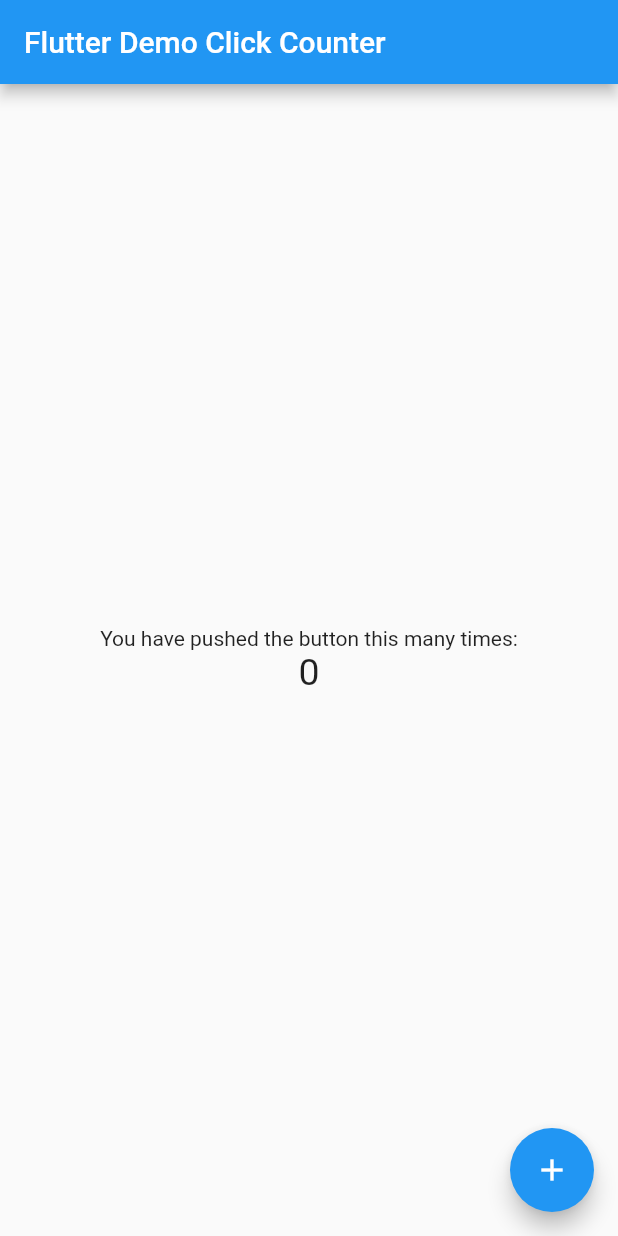
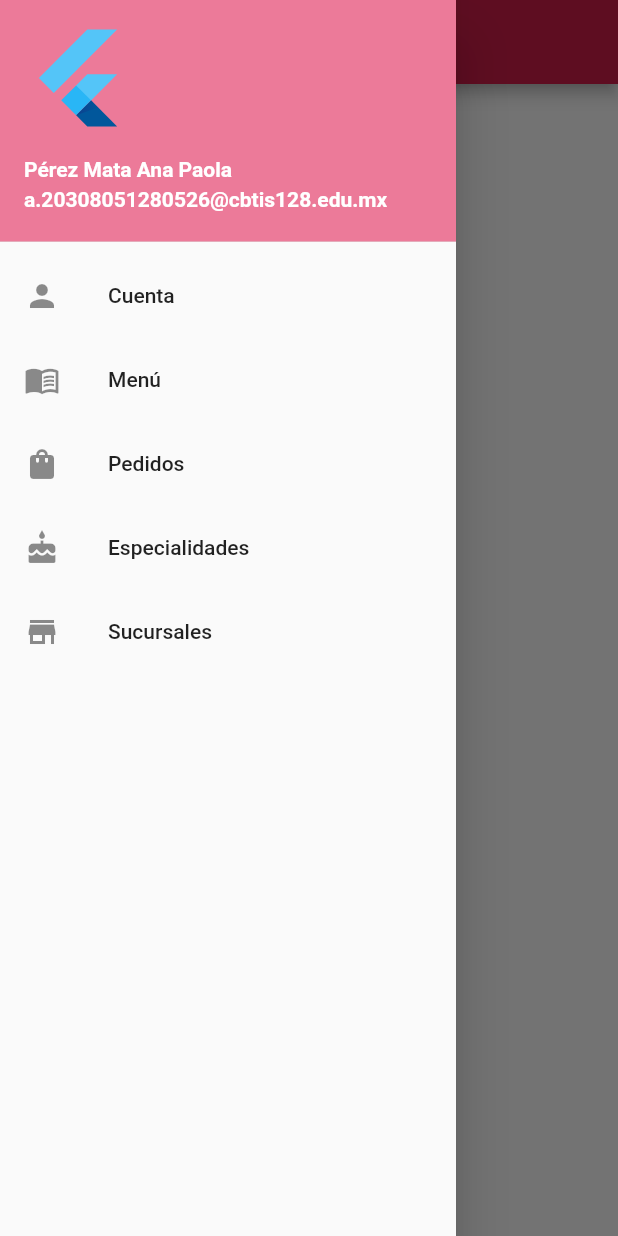
Before and after one commit to anapaomat/DrawerFlutLab, a Flutter app: the screen it shows after launch, with the side drawer open (before the commit the screen has no drawer), on a phone screen of 412 x 824 dp. Run offline on Flutter 3.47's test engine with Material 2 defaults, Android fonts, the phone set to English and light mode, and no system bars.

Commit message:
drawer v2

```diff
--- a/lib/main.dart
+++ b/lib/main.dart
@@ -4,7 +4,7 @@ void main() => runApp(MyApp());
 
 class MyApp extends StatelessWidget {
   const MyApp({super.key});
-  static const String _title = 'Flutter Stateful Clicker Counter';
+  static const String _title = 'Drawer Flutter ';
   // This widget is the root of your application.
   @override
   Widget build(BuildContext context) {
@@ -13,6 +13,7 @@ class MyApp extends StatelessWidget {
       theme: ThemeData(
         primarySwatch: Colors.blue,
       ),
+      debugShowCheckedModeBanner: false,
       home: MyHomePage(),
     );
   }
@@ -20,71 +21,96 @@ class MyApp extends StatelessWidget {
 
 class MyHomePage extends StatefulWidget {
   const MyHomePage({super.key});
-  // This widget is the home page of your application. It is stateful, meaning
-  // that it has a State object (defined below) that contains fields that affect
-  // how it looks.
-  // This class is the configuration for the state.
   @override
   _MyHomePageState createState() => _MyHomePageState();
 }
 
 class _MyHomePageState extends State<MyHomePage> {
-  int _counter = 0;
-
-  void _incrementCounter() {
-    setState(() {
-      // This call to setState tells the Flutter framework that something has
-      // changed in this State, which causes it to rerun the build method below
-      // so that the display can reflect the updated values. If we changed
-      // _counter without calling setState(), then the build method would not be
-      // called again, and so nothing would appear to happen.
-      _counter++;
-    });
-  }
-
   @override
   Widget build(BuildContext context) {
-    // This method is rerun every time setState is called, for instance as done
-    // by the _incrementCounter method above.
-    //
-    // The Flutter framework has been optimized to make rerunning build methods
-    // fast, so that you can just rebuild anything that needs updating rather
-    // than having to individually change instances of widgets.
     return Scaffold(
       appBar: AppBar(
-        // Here we take the value from the MyHomePage object that was created by
-        // the App.build method, and use it to set our appbar title.
-        title: Text('Flutter Demo Click Counter'),
+        title: Text('Act 3 Drawer Perez'),
+        backgroundColor: const Color(0xffcd1c48),
       ),
-      body: Center(
-        // Center is a layout widget. It takes a single child and positions it
-        // in the middle of the parent.
-        child: Column(
-          // Column is also a layout widget. It takes a list of children and
-          // arranges them vertically. By default, it sizes itself to fit its
-          // children horizontally, and tries to be as tall as its parent.
-          //
-          // Column has various properties to control how it sizes itself and
-          // how it positions its children. Here we use mainAxisAlignment to
-          // center the children vertically; the main axis here is the vertical
-          // axis because Columns are vertical (the cross axis would be
-          // horizontal).
-          mainAxisAlignment: MainAxisAlignment.center,
-          children: <Widget>[
-            Text(
-              'You have pushed the button this many times:',
+      drawer: Drawer(
+        child: ListView(
+          // Important: Remove any padding from the ListView.
+          padding: EdgeInsets.zero,
+          children: [
+            const UserAccountsDrawerHeader(
+              // <-- SEE HERE
+              decoration: BoxDecoration(color: const Color(0xffec7a99)),
+              accountName: Text(
+                "Pérez Mata Ana Paola",
+                style: TextStyle(
+                  fontWeight: FontWeight.bold,
+                ),
+              ),
+              accountEmail: Text(
+                "a.20308051280526@cbtis128.edu.mx",
+                style: TextStyle(
+                  fontWeight: FontWeight.bold,
+                ),
+              ),
+              currentAccountPicture: FlutterLogo(),
             ),
-            Text(
-              '$_counter',
-              style: TextStyle(fontSize: 25),
+            ListTile(
+              leading: Icon(
+                Icons.person,
+              ),
+              title: const Text('Cuenta'),
+              onTap: () {
+                Navigator.pop(context);
+              },
+            ),
+            ListTile(
+              leading: Icon(
+                Icons.menu_book,
+              ),
+              title: const Text('Menú'),
+              onTap: () {
+                Navigator.pop(context);
+              },
+            ),
+            ListTile(
+              leading: Icon(
+                Icons.shopping_bag,
+              ),
+              title: const Text('Pedidos'),
+              onTap: () {
+                Navigator.pop(context);
+              },
+            ),
+            ListTile(
+              leading: Icon(
+                Icons.cake,
+              ),
+              title: const Text('Especialidades'),
+              onTap: () {
+                Navigator.pop(context);
+              },
+            ),
+            ListTile(
+              leading: Icon(
+                Icons.store,
+              ),
+              title: const Text('Sucursales'),
+              onTap: () {
+                Navigator.pop(context);
+              },
             ),
           ],
         ),
       ),
-      floatingActionButton: FloatingActionButton(
-        onPressed: _incrementCounter,
-        tooltip: 'Increment',
-        child: Icon(Icons.add),
+      body: Center(
+        child: Column(
+          children: [
+            SizedBox(
+              height: 50,
+            ),
+          ],
+        ),
       ),
     );
   }
```
